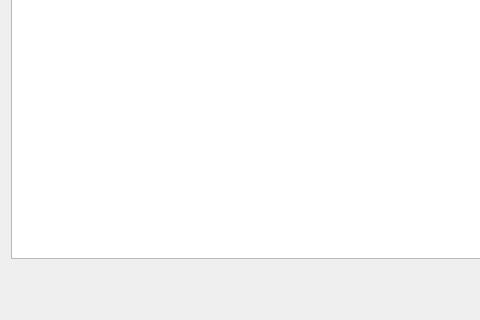
ScanMountGoat/Smash-Material-XML, file gui/mainwindow.ui: the form before one commit; both pictures show x 0 to 480 and y 324 to 644 of the 958 by 644 pixel window.
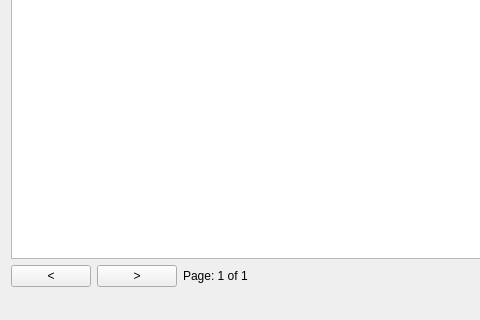
The form after the commit.

Commit message:
split materials into groups to improve performance
avoid displaying all the text at once

Patch:
```diff
--- a/gui/mainwindow.ui
+++ b/gui/mainwindow.ui
@@ -30,6 +30,30 @@
     </item>
     <item>
      <layout class="QHBoxLayout" name="searchClearHorizontalLayout">
+      <item>
+       <widget class="QPushButton" name="prevPushButton">
+        <property name="text">
+         <string>&lt;</string>
+        </property>
+        <property name="flat">
+         <bool>false</bool>
+        </property>
+       </widget>
+      </item>
+      <item>
+       <widget class="QPushButton" name="nextPushButton">
+        <property name="text">
+         <string>&gt;</string>
+        </property>
+       </widget>
+      </item>
+      <item>
+       <widget class="QLabel" name="pageLabel">
+        <property name="text">
+         <string>Page: 1 of 1</string>
+        </property>
+       </widget>
+      </item>
       <item>
        <spacer name="horizontalSpacer">
         <property name="orientation">
```
The commit also changes 2 other files.
